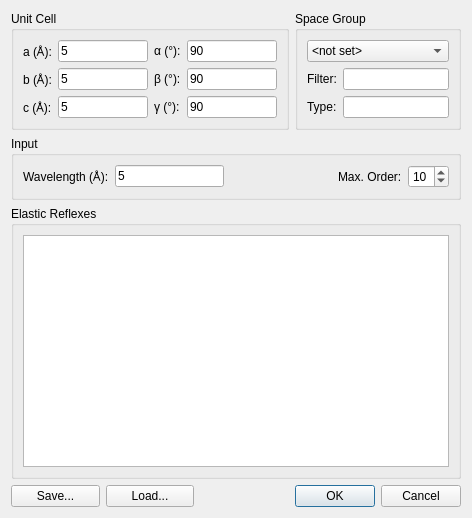
tweber-ill/frm_mirror-takin1, file ui/powder.ui: the form before one commit.
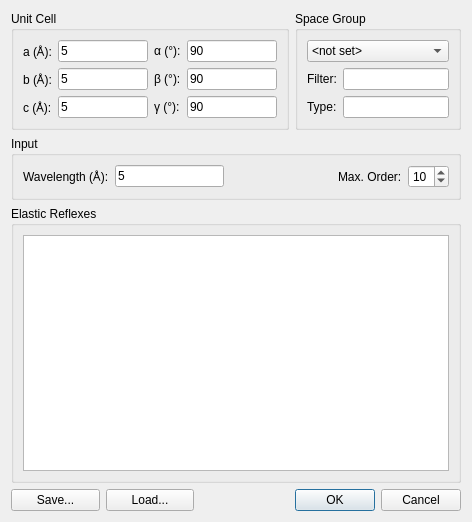
The form after the commit. Icons and pictures are not drawn.

```diff
--- a/ui/powder.ui
+++ b/ui/powder.ui
@@ -7,7 +7,7 @@
     <x>0</x>
     <y>0</y>
     <width>472</width>
-    <height>518</height>
+    <height>522</height>
    </rect>
   </property>
   <property name="windowTitle">
```
Left out of the diff: 6 changed lines with no effect on the pictures.
